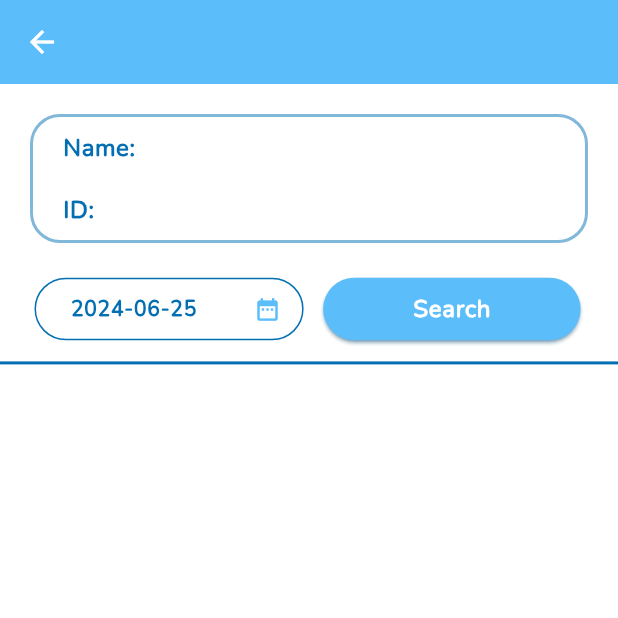
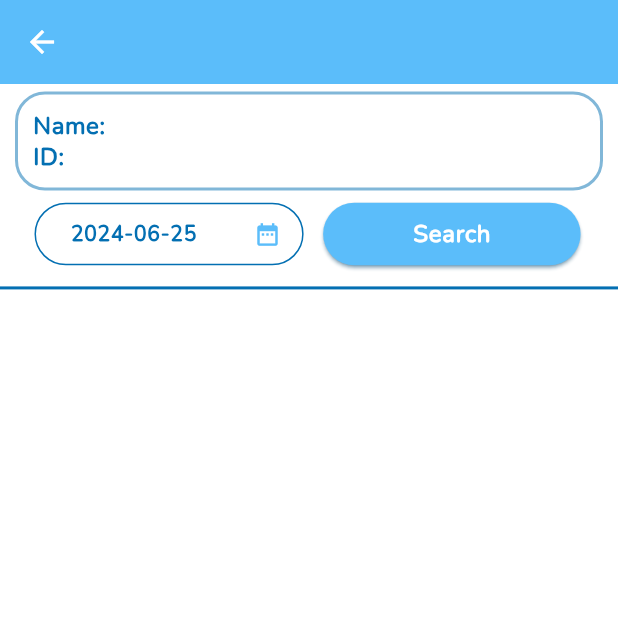
Before and after one commit to Rohit-ChauhanRC/maklifee_com_jun, a Flutter app: the OrderView screen opened by its route, after a tap on "View Orders", on a phone screen of 412 x 824 dp, the top half of it. Run offline on Flutter 3.47's test engine with Material 3 defaults, Android fonts, the phone set to English and light mode, and no system bars; our stand-ins replace datetime_picker_formfield_new, flutter_screenutil, get, get_storage, upgrader; accounts and stored records are empty; network calls fail; statements that could not run were skipped.

Commit message:
ui resize

```diff
--- a/lib/app/modules/cart/views/cart_view.dart
+++ b/lib/app/modules/cart/views/cart_view.dart
@@ -85,7 +85,9 @@ class CartView extends GetView<CartController> {
                               ),
                               borderRadius: BorderRadius.circular(30),
                             ),
-                            margin: const EdgeInsets.all(20),
+                            // margin: const EdgeInsets.all(20),
+                            margin: const EdgeInsets.only(
+                                top: 5, left: 10, right: 10),
                             padding: const EdgeInsets.all(15),
                             child: Row(
                               mainAxisAlignment: MainAxisAlignment.start,
--- a/lib/app/modules/login/views/login_view.dart
+++ b/lib/app/modules/login/views/login_view.dart
@@ -116,7 +116,7 @@ class LoginView extends GetView<LoginController> {
                               ),
                             )),
                         SizedBox(
-                          height: 30.h,
+                          height: 10.h,
                         ),
                         Obx(() => SizedBox(
                               width: Get.width * 0.7,
--- a/lib/app/modules/order/views/order_view.dart
+++ b/lib/app/modules/order/views/order_view.dart
@@ -57,11 +57,11 @@ class OrderView extends GetView<OrderController> {
                     ),
                   ),
                   padding: const EdgeInsets.all(10),
-                  margin: const EdgeInsets.all(20),
+                  margin: const EdgeInsets.only(top: 5, left: 10, right: 10),
                   child: Column(
                     children: [
                       const SizedBox(
-                        height: 10,
+                        height: 5,
                       ),
                       Align(
                         alignment: Alignment.centerLeft,
@@ -71,7 +71,7 @@ class OrderView extends GetView<OrderController> {
                         ),
                       ),
                       const SizedBox(
-                        height: 10,
+                        height: 5,
                       ),
                       Obx(() => controller.subProductModel.isNotEmpty
                           ? SizedBox(
@@ -111,7 +111,7 @@ class OrderView extends GetView<OrderController> {
                             )
                           : const SizedBox()),
                       SizedBox(
-                        height: 20.h,
+                        height: 5.h,
                       ),
                       Align(
                         alignment: Alignment.centerLeft,
@@ -121,7 +121,7 @@ class OrderView extends GetView<OrderController> {
                         ),
                       ),
                       const SizedBox(
-                        height: 10,
+                        height: 5,
                       ),
                       Obx(() => SizedBox(
                             // width: Get.width * 0.7,
@@ -143,9 +143,9 @@ class OrderView extends GetView<OrderController> {
                               ],
                             ),
                           )),
-                      const SizedBox(
-                        height: 10,
-                      ),
+                      // const SizedBox(
+                      //   height: 5,
+                      // ),
                       Align(
                         alignment: Alignment.centerLeft,
                         child: Text(
@@ -154,7 +154,7 @@ class OrderView extends GetView<OrderController> {
                         ),
                       ),
                       const SizedBox(
-                        height: 10,
+                        height: 5,
                       ),
                       Obx(() => Container(
                             decoration: BoxDecoration(
@@ -179,7 +179,7 @@ class OrderView extends GetView<OrderController> {
                             ),
                           )),
                       const SizedBox(
-                        height: 20,
+                        height: 5,
                       ),
                       Obx(() => controller.subProductModel.isNotEmpty
                           ? SizedBox(
@@ -209,7 +209,7 @@ class OrderView extends GetView<OrderController> {
               Obx(() => controller.unconfirmOrderList.isNotEmpty
                   ? Container(
                       // color: Colors.amber,
-                      height: Get.height * 0.18,
+                      height: Get.height * 0.3,
                       child: ListView.builder(
                           itemCount: controller.unconfirmOrderList.length,
                           itemBuilder: (_, i) {
@@ -222,8 +222,9 @@ class OrderView extends GetView<OrderController> {
                                 ),
                                 borderRadius: BorderRadius.circular(30),
                               ),
-                              margin: const EdgeInsets.all(20),
-                              padding: const EdgeInsets.all(15),
+                              margin: const EdgeInsets.only(
+                                  top: 5, left: 10, right: 10),
+                              padding: const EdgeInsets.all(10),
                               child: Column(
                                 children: [
                                   Row(
@@ -256,7 +257,7 @@ class OrderView extends GetView<OrderController> {
                                     ],
                                   ),
                                   const SizedBox(
-                                    height: 20,
+                                    height: 5,
                                   ),
                                   Row(
                                     children: [
@@ -282,7 +283,7 @@ class OrderView extends GetView<OrderController> {
                                     ],
                                   ),
                                   const SizedBox(
-                                    height: 10,
+                                    height: 5,
                                   ),
                                   Row(
                                     children: [
@@ -311,8 +312,8 @@ class OrderView extends GetView<OrderController> {
                                       Expanded(
                                         child: Align(
                                           alignment: Alignment.centerRight,
-                                          child: IconButton(
-                                              onPressed: () async {
+                                          child: InkWell(
+                                              onTap: () async {
                                                 await controller
                                                     .deleteItem(controller
                                                         .unconfirmOrderList[i]
@@ -322,7 +323,7 @@ class OrderView extends GetView<OrderController> {
                                                       .getUnconfirmOrder();
                                                 });
                                               },
-                                              icon: const Icon(
+                                              child: const Icon(
                                                 Icons.delete_forever,
                                                 color: AppColors.red,
                                               )),
@@ -336,14 +337,14 @@ class OrderView extends GetView<OrderController> {
                           }),
                     )
                   : SizedBox(
-                      height: Get.height * 0.18,
+                      height: Get.height * 0.3,
                     )),
 
               const SizedBox(
                 height: 5,
               ),
               Container(
-                margin: const EdgeInsets.only(bottom: 20),
+                margin: const EdgeInsets.only(bottom: 10),
                 child: Row(
                   mainAxisAlignment: MainAxisAlignment.center,
                   children: [
@@ -374,9 +375,9 @@ class OrderView extends GetView<OrderController> {
                   ],
                 ),
               ),
-              const SizedBox(
-                height: 20,
-              ),
+              // const SizedBox(
+              //   height: 10,
+              // ),
             ],
           ),
         ),
--- a/lib/app/utils/widgets/profileContiner.dart
+++ b/lib/app/utils/widgets/profileContiner.dart
@@ -22,8 +22,8 @@ class ProfileContiner extends StatelessWidget {
         ),
         borderRadius: BorderRadius.circular(20),
       ),
-      margin: const EdgeInsets.all(20),
-      padding: const EdgeInsets.only(top: 10, bottom: 10, right: 10, left: 20),
+      margin: const EdgeInsets.only(top: 5, bottom: 5, right: 10, left: 10),
+      padding: const EdgeInsets.only(top: 10, bottom: 10, right: 10, left: 10),
       child: Column(
         children: [
           Row(
@@ -44,14 +44,16 @@ class ProfileContiner extends StatelessWidget {
                     child: Text(
                       controller.name.replaceAll('"', "") ?? "Test",
                       overflow: TextOverflow.visible,
-                      style: Theme.of(context).textTheme.bodySmall,
+                      style: Theme.of(context).textTheme.bodySmall!.copyWith(
+                            fontWeight: FontWeight.bold,
+                          ),
                     ),
                   )),
             ],
           ),
-          const SizedBox(
-            height: 20,
-          ),
+          // const SizedBox(
+          //   height: 2,
+          // ),
           Row(
             children: [
               SizedBox(
@@ -66,7 +68,9 @@ class ProfileContiner extends StatelessWidget {
               ),
               Obx(() => Text(
                     controller.userId ?? "00",
-                    style: Theme.of(context).textTheme.bodySmall,
+                    style: Theme.of(context).textTheme.bodySmall!.copyWith(
+                          fontWeight: FontWeight.bold,
+                        ),
                   )),
             ],
           ),
```
Also changed, not shown: lib/app/modules/cart_detail/views/cart_detail_view.dart (+12 -9 lines), lib/app/modules/home/views/home_view.dart (+14 -7 lines), lib/app/modules/order/controllers/order_controller.dart (+2 -7 lines), pubspec.lock, 4 other files.
